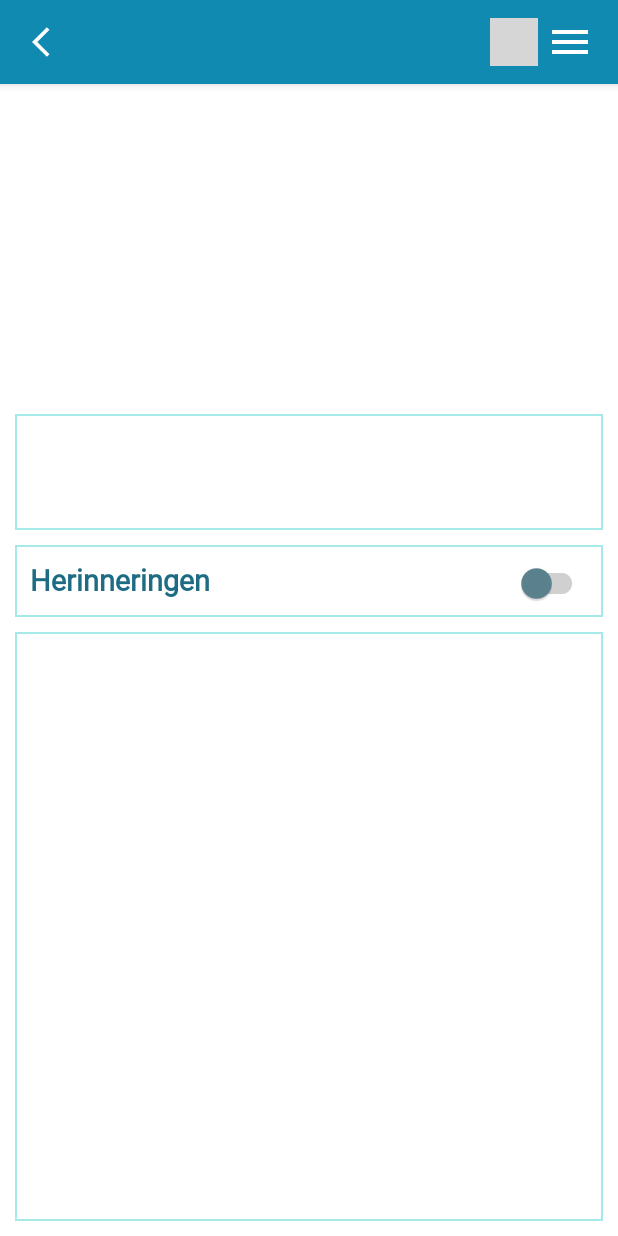
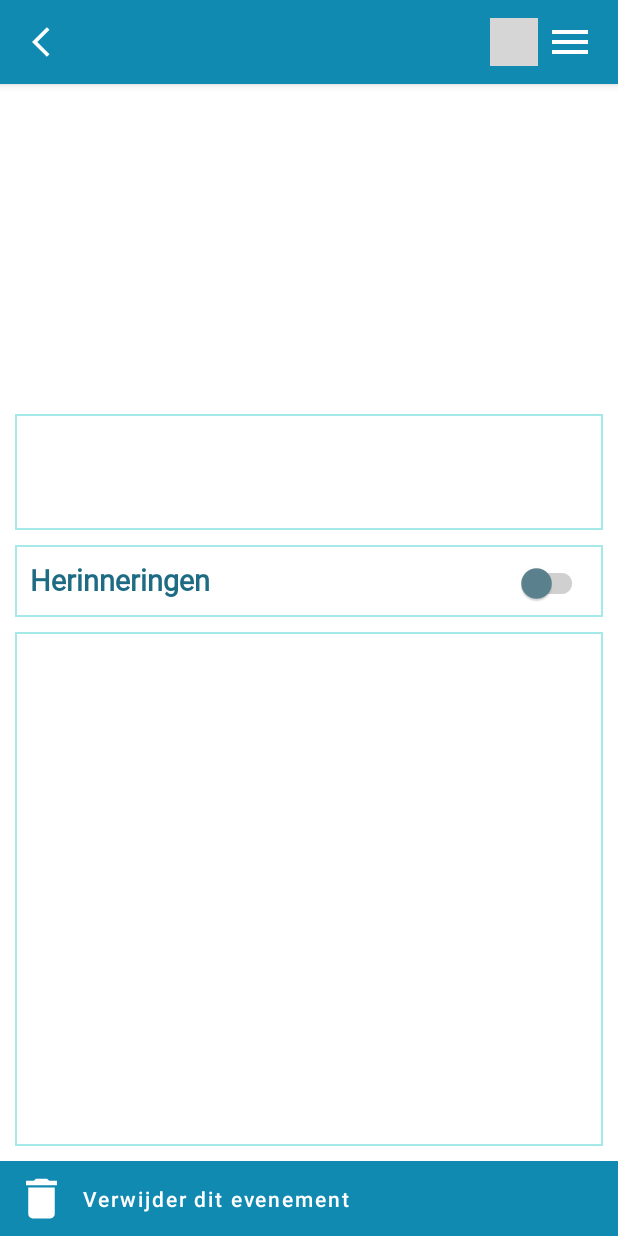
Before and after one commit to JochenFalk/Eventogether, an Android app: the fragment FocusEventFragment placed in its activity, on a phone screen of 412 x 824 dp. Run offline under Robolectric (Android 15) with nearby library versions, the phone set to English and light mode, and no system bars; our stand-ins replace Firebase (no records; nobody signed in at launch, a user with empty details on screens opened directly), data binding; libraries missing offline, so code that uses them is left out: pokercc.android.expandablerecyclerview; plain views replace ExpandableRecyclerView; pictures from the network do not load; 8 statements that could not run were skipped; grey boxes are pictures that could not be loaded.

Commit message:
Disable locale for event search
Locale no longer supported for NL region

```diff
--- a/app/src/main/java/com/company/eventogether/fragments/FocusEventFragment.kt
+++ b/app/src/main/java/com/company/eventogether/fragments/FocusEventFragment.kt
@@ -1,6 +1,7 @@
 package com.company.eventogether.fragments
 
 import android.os.Bundle
+import android.util.Log
 import android.view.LayoutInflater
 import android.view.View
 import android.view.ViewGroup
@@ -31,12 +32,17 @@ class FocusEventFragment : Fragment() {
     private val eventViewModel: EventViewModel by activityViewModel()
     private val adapter: ExpandableListAdapter by inject()
 
+    companion object {
+        private const val TAG = "FocusEventFragment"
+    }
+
     override fun onCreateView(
         inflater: LayoutInflater, container: ViewGroup?,
         savedInstanceState: Bundle?
     ): View {
         event = arguments?.getSerializable("Event") as EventDTO
         binding = FragmentFocusEventBinding.inflate(inflater, container, false)
+        Log.d(TAG, "Event loaded: $event")
         return binding.root
     }
 
--- a/app/src/main/java/com/company/eventogether/repositories/EventRepository.kt
+++ b/app/src/main/java/com/company/eventogether/repositories/EventRepository.kt
@@ -61,8 +61,9 @@ class EventRepository {
 
         map["engine"] = GOOGLE_EVENTS
         map["q"] = "$type events in ${location.cityName}"
-        map["hl"] = Locale.getDefault().language.lowercase()
-        map["gl"] = Locale.getDefault().country.lowercase()
+//        // hl & gl currently not supported by google_events engine
+//        map["hl"] = Locale.getDefault().language.lowercase()
+//        map["gl"] = Locale.getDefault().country.lowercase()
         map["api_key"] = BuildConfig.SERP_API_KEY
 
         return map
--- a/app/src/main/res/layout/fragment_focus_event.xml
+++ b/app/src/main/res/layout/fragment_focus_event.xml
@@ -164,7 +164,7 @@
             android:id="@+id/bottomGroup"
             android:layout_width="match_parent"
             android:layout_height="50dp"
-            android:visibility="gone"
+            android:visibility="visible"
             app:layout_constraintBottom_toBottomOf="parent"
             app:layout_constraintEnd_toEndOf="parent"
             app:layout_constraintStart_toStartOf="parent">
```
